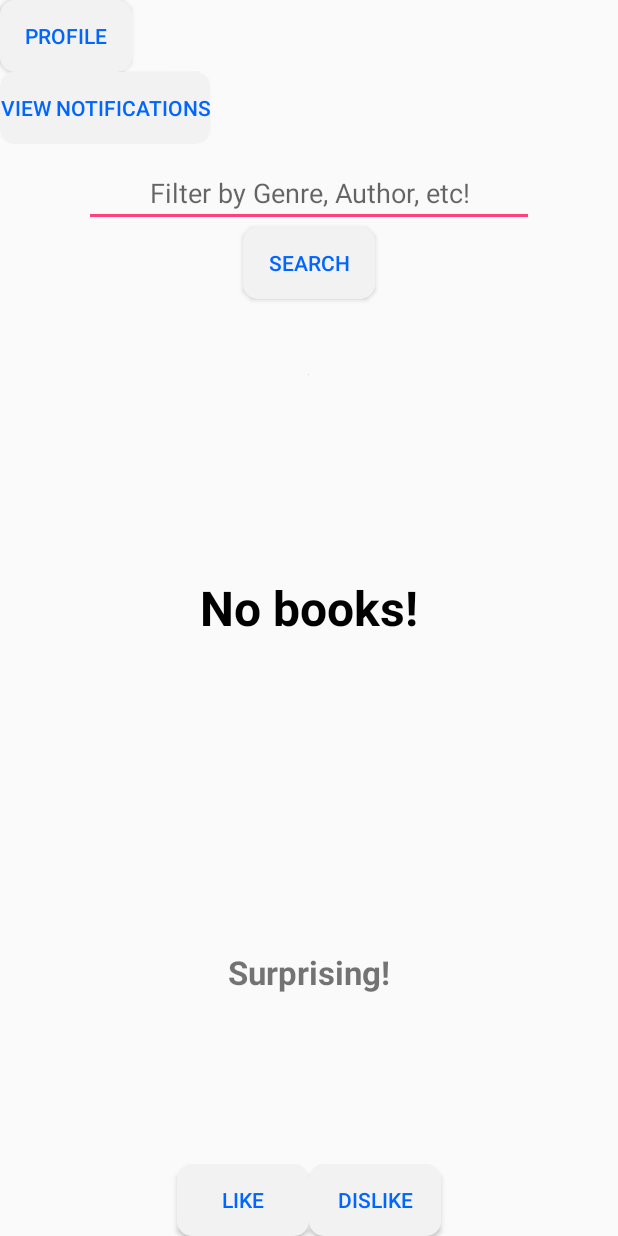
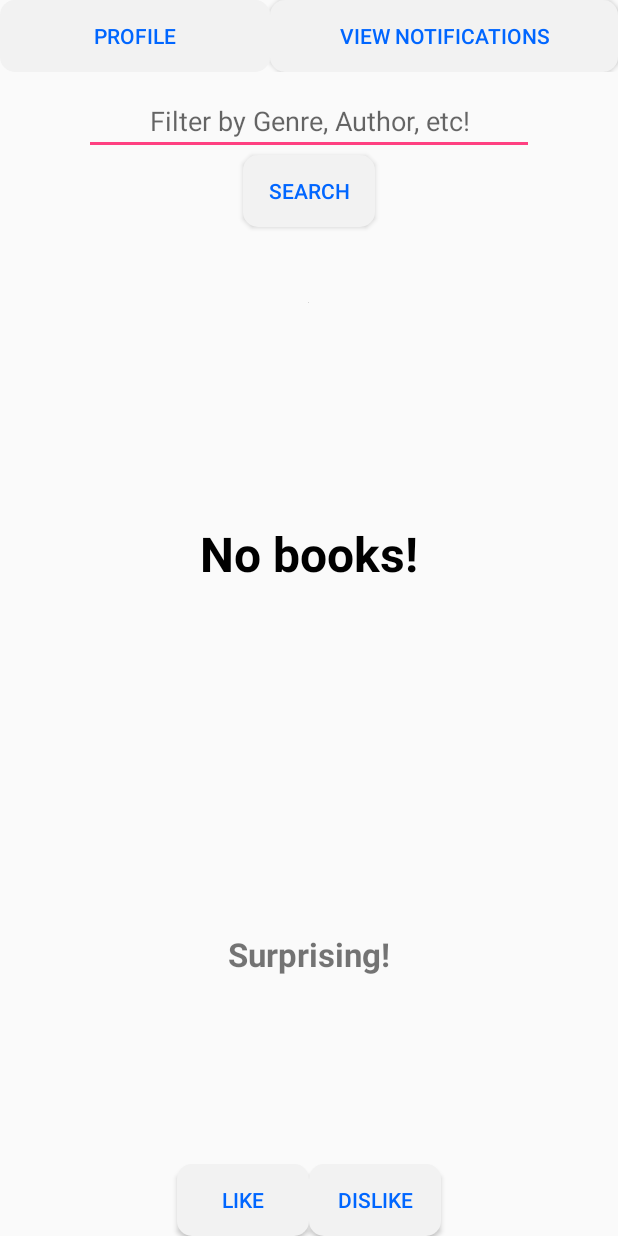
Before and after one commit to lucashu1/kindlr, an Android app: the MainSwipingScreenActivity screen opened directly, with no data from a screen before it, on a phone screen of 412 x 824 dp. Run offline under Robolectric (Android 15) with nearby library versions, the phone set to English and light mode, and no system bars; our stand-ins replace Firebase (no records; nobody signed in at launch, a user with empty details on screens opened directly), Picasso; pictures from the network do not load.

Commit message:
refactored the main swiping screen ui

```diff
--- a/app/src/main/res/layout/activity_main_swiping_screen.xml
+++ b/app/src/main/res/layout/activity_main_swiping_screen.xml
@@ -11,13 +11,14 @@
     <LinearLayout
         android:layout_width="match_parent"
         android:layout_height="wrap_content"
-        android:orientation="vertical">
+        android:orientation="horizontal">
 
         <Button
             android:id="@+id/profile_button"
             android:layout_width="wrap_content"
             android:layout_height="wrap_content"
             android:text="Profile"
+            android:layout_weight="1"
             tools:layout_editor_absoluteX="280dp"
             tools:layout_editor_absoluteY="447dp"
             android:background="@drawable/shape_capsule"
```
